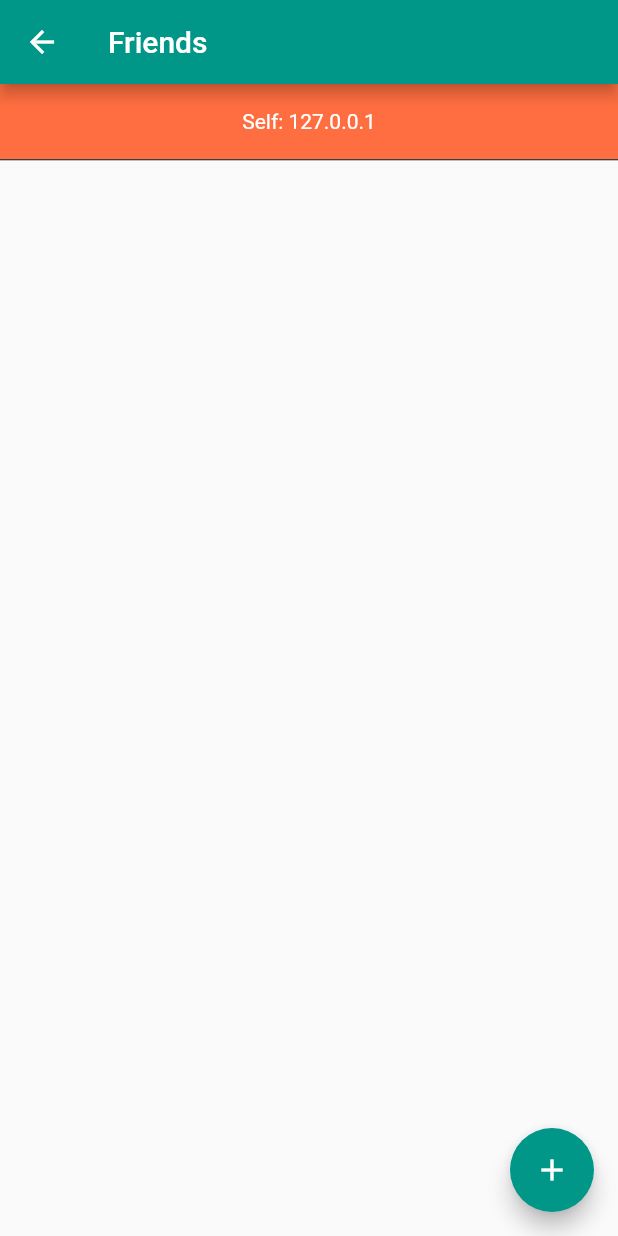
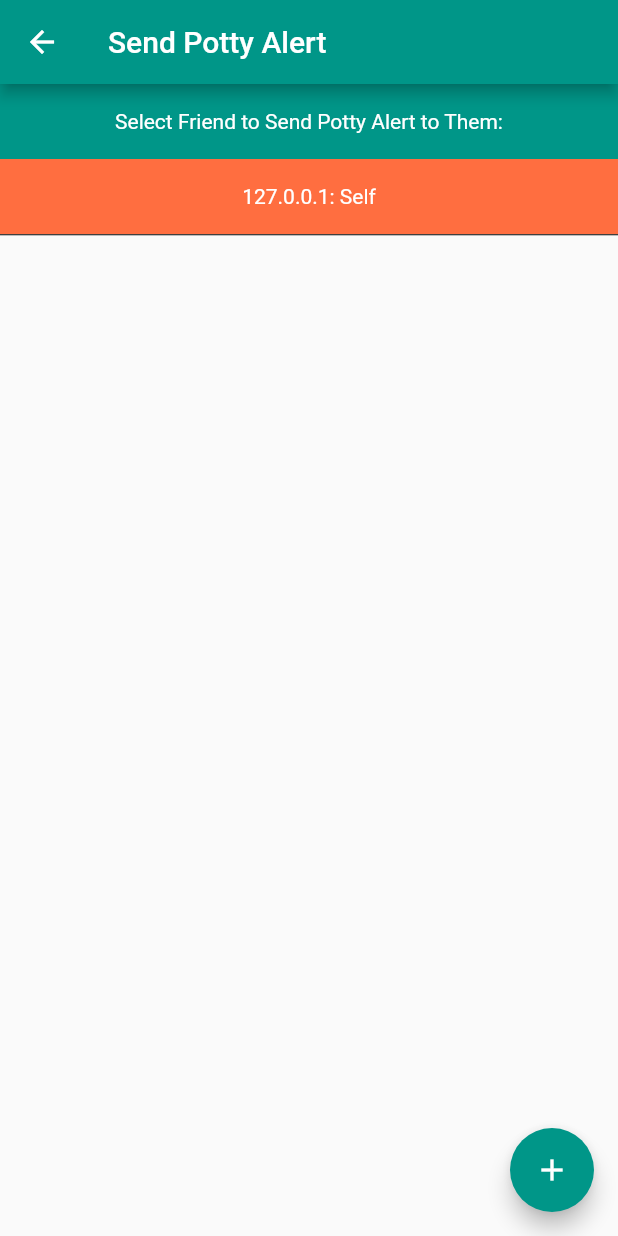
Before and after one commit to AndrewEveld/hendrix_potty, a Flutter app: the FriendPage screen opened by its route, on a phone screen of 412 x 824 dp. Run offline on Flutter 3.47's test engine with Material 2 defaults, Android fonts, the phone set to English and light mode, and no system bars; our stand-ins replace string_validator.

Commit message:
Added final version of the Hendrix Potty

```diff
--- a/lib/friend_screen.dart
+++ b/lib/friend_screen.dart
@@ -2,7 +2,10 @@ import 'package:flutter/material.dart';
 import 'package:hendrix_potty/friend.dart';
 import 'package:hendrix_potty/friend_list.dart';
 import 'package:hendrix_potty/read_and_write_data.dart';
+import 'package:hendrix_potty/send_receive.dart';
 import 'package:string_validator/string_validator.dart';
+
+import 'alert.dart';
 
 class FriendPage extends StatefulWidget {
   FriendPage({Key key, this.title}) : super(key: key);
@@ -15,9 +18,13 @@ class FriendPage extends StatefulWidget {
 
 class _FriendPageState extends State<FriendPage> {
   FriendList listOfFriends;
+  AlertList listOfAlerts;
+  bool isFriendList;
+  Friend selectedFriend;
 
   @override
   initState() {
+    isFriendList = true;
     super.initState();
     listOfFriends = FriendList();
     Friend self = Friend("127.0.0.1", "Self");
@@ -34,11 +41,12 @@ class _FriendPageState extends State<FriendPage> {
   Widget build(BuildContext context) {
     return Scaffold(
       appBar: AppBar(
-        title: Text("Friends"),
+        title: Text("Send Potty Alert"),
       ),
       body: Center(
         child: ListView(
-          children: createFriendListWidget(listOfFriends),
+          children: isFriendList ? createFriendListWidget(listOfFriends)
+              : createAlertListWidget(listOfAlerts),
         ),
       ),
       floatingActionButton: addFriendButton(),
@@ -48,6 +56,7 @@ class _FriendPageState extends State<FriendPage> {
 
   List<Widget> createFriendListWidget(FriendList friendListForWidgetList) {
     List<Widget> listToReturn = List();
+    listToReturn.add(createInstructionElement("Select Friend to Send Potty Alert to Them:"));
     for (Friend friend in friendListForWidgetList.friends) {
       Widget elementToAdd = createFriendListElement(friend);
       listToReturn.add(elementToAdd);
@@ -59,13 +68,101 @@ class _FriendPageState extends State<FriendPage> {
     return listToReturn;
   }
 
+  List<Widget> createAlertListWidget(AlertList alertListForWidgetList) {
+    List<Widget> listToReturn = List();
+    listToReturn.add(createInstructionElement("Select Potty Alert to Send to Friend:"));
+    for (Alert alert in alertListForWidgetList.alerts) {
+      Widget elementToAdd = createAlertListElement(alert);
+      listToReturn.add(elementToAdd);
+      listToReturn.add(Divider(
+        color: Colors.black,
+        height: 1,
+      ));
+    }
+    return listToReturn;
+  }
+
   Widget createFriendListElement(Friend friendForElement) {
+    String friendText = "${friendForElement.ipAddress}: ${friendForElement.name}";
     return
-       Container(
+       friendTapHandler(createListElement(friendText), friendForElement);
+  }
+
+  Widget createAlertListElement(Alert alertForElement) {
+    String happyOrNot = alertForElement.isHappy ? "Happy" : "Sad";
+    String alertText = "$happyOrNot: ${alertForElement.location}";
+    return
+        alertTapHandler(createListElement(alertText), alertForElement);
+  }
+
+  Widget createListElement(String text) {
+    return
+      Container(
         height: 50,
         color: Colors.deepOrangeAccent,
-        child: Center(child: Text(friendForElement.name + ": " + friendForElement.ipAddress)),
+        child: Center(
+          child: Text(
+            text
+          ),
+        ),
+    );
+  }
+
+  Widget createInstructionElement(String text) {
+    return
+        Container(
+          height: 50,
+          color: Colors.teal,
+          child: Center(
+            child: Text(
+              text
+            ),
+          ),
+        );
+  }
+
+  Widget friendTapHandler(Widget friendListElement, Friend friend) {
+    return
+        GestureDetector(
+          onTap: () {handleListElementTap(friend: friend);},
+          child: friendListElement,
+        );
+  }
+
+  Widget alertTapHandler(Widget alertListElement, Alert alert) {
+    return
+      GestureDetector(
+        onTap: () {handleListElementTap(alert: alert);},
+        child: alertListElement,
       );
+  }
+
+  handleListElementTap({Alert alert, Friend friend}) {
+    if (friend != null) {
+      selectedFriend = friend;
+      isFriendList = false;
+      setAlertListFromSaved();
+    }
+    if (alert != null) {
+      print('alert pressed!!');
+      SendReceive().send(alert, selectedFriend);
+      Navigator.pop(context);
+    }
+  }
+
+  void setAlertListFromSaved() {
+    loadAlertsFromMemory().then((alertList) {
+      setState(() {
+        print(alertList.alerts);
+        listOfAlerts = alertList;
+      });
+    });
+  }
+
+  Future<AlertList> loadAlertsFromMemory() async {
+    AlertList toReturn = AlertList();
+    toReturn = await ReadAndWriteData().readData(toReturn, "AlertListFile");
+    return toReturn;
   }
 
   Future<FriendList> loadFriendsFromMemory() async {
@@ -81,7 +178,13 @@ class _FriendPageState extends State<FriendPage> {
   Widget addFriendButton() {
     return FloatingActionButton(
         tooltip: "Add a Friend",
-        onPressed: promptFriendDialog,
+        onPressed: isFriendList ? promptFriendDialog
+            : () {Navigator.pushNamed(context, "/writing").then((value) {
+              setState(() {
+                setAlertListFromSaved();
+              });
+        });
+            },
         child: Icon(Icons.add),
     );
   }
--- a/lib/main.dart
+++ b/lib/main.dart
@@ -6,15 +6,15 @@ import 'package:hendrix_potty/friend_screen.dart';
 import 'package:hendrix_potty/friend.dart';
 import 'package:hendrix_potty/friend_list.dart';
 import 'package:hendrix_potty/send_receive.dart';
-import 'package:hendrix_potty/sending_screen.dart';
 import 'package:hendrix_potty/writing_screen.dart';
+
+import 'alert.dart';
 
 void main() {
   runApp(MyApp());
 }
 
 class MyApp extends StatelessWidget {
-  // This widget is the root of your application.
 
   @override
   Widget build(BuildContext context) {
@@ -22,15 +22,6 @@ class MyApp extends StatelessWidget {
     return MaterialApp(
       title: 'The Hendrix Potty',
       theme: ThemeData(
-        // This is the theme of your application.
-        //
-        // Try running your application with "flutter run". You'll see the
-        // application has a blue toolbar. Then, without quitting the app, try
-        // changing the primarySwatch below to Colors.green and then invoke
-        // "hot reload" (press "r" in the console where you ran "flutter run",
-        // or simply save your changes to "hot reload" in a Flutter IDE).
-        // Notice that the counter didn't reset back to zero; the application
-        // is not restarted.
         primarySwatch: Colors.teal,
         textTheme: TextTheme(
           bodyText1: TextStyle(),
@@ -39,9 +30,6 @@ class MyApp extends StatelessWidget {
           bodyColor: Colors.white,
           displayColor: Colors.white,
         ),
-        // This makes the visual density adapt to the platform that you run
-        // the app on. For desktop platforms, the controls will be smaller and
-        // closer together (more dense) than on mobile platforms.
         visualDensity: VisualDensity.adaptivePlatformDensity,
       ),
       initialRoute: '/',
@@ -50,7 +38,7 @@ class MyApp extends StatelessWidget {
         '/friends': (context) => FriendPage(),
         '/alert': (context) => AlertPage(),
         '/writing': (context) => WritingPage(),
-        '/sending': (context) => SendingPage()
+        '/sending': (context) => FriendPage()
       },
     );
   }
@@ -58,15 +46,6 @@ class MyApp extends StatelessWidget {
 
 class MyHomePage extends StatefulWidget {
   MyHomePage({Key key, this.title}) : super(key: key);
-
-  // This widget is the home page of your application. It is stateful, meaning
-  // that it has a State object (defined below) that contains fields that affect
-  // how it looks.
-
-  // This class is the configuration for the state. It holds the values (in this
-  // case the title) provided by the parent (in this case the App widget) and
-  // used by the build method of the State. Fields in a Widget subclass are
-  // always marked "final".
 
   final String title;
 
@@ -91,7 +70,7 @@ class _MyHomePageState extends State<MyHomePage> {
   Future<void> setupSocket() async {
     print("waiting");
     SendReceive handler = SendReceive();
-    String receivedMessage = await handler.setupServer(context);
+    Alert receivedMessage = await handler.setupServer(context);
     print(receivedMessage);
   }
 
@@ -112,7 +91,6 @@ class _MyHomePageState extends State<MyHomePage> {
             SizedBox(height:20),
             uniformButton("/sending", "Send Potty Alert"),
             SizedBox(height:20),
-            uniformButton("/friends", "Friends List"),
             Flexible(
                 child: new Text(connectionMessage, style: _ts)),
           ],
--- a/lib/send_receive.dart
+++ b/lib/send_receive.dart
@@ -12,7 +12,7 @@ class SendReceive {
   int ourPort = 6666;
   Alert receivedAlert;
 
-  Future<String> setupServer(BuildContext context) async {
+  Future<Alert> setupServer(BuildContext context) async {
     try {
       print("waiting for message");
       ServerSocket server =
@@ -20,9 +20,9 @@ class SendReceive {
       server.listen((data) {
         receivedAlert = _listenToSocket(data, context);
       }); // StreamSubscription<Socket>
-      return "Alert received";
+      return receivedAlert;
     } on SocketException catch (e) {
-      return e.message;
+      return Alert(false, "", "");
     }
   }
 
--- a/pubspec.yaml
+++ b/pubspec.yaml
@@ -25,6 +25,7 @@ dependencies:
     sdk: flutter
   path_provider: ^1.6.14
   string_validator: ^0.1.4
+  mockito: ^4.1.2
 
 
   # The following adds the Cupertino Icons font to your application.
```
Also changed, not shown: lib/alert_screen.dart (+29 -18 lines), lib/read_and_write_data.dart (+25 -1 lines), lib/sending_screen.dart (deleted, +0 -145 lines), lib/writing_screen.dart (+36 -27 lines), 2 other files.
